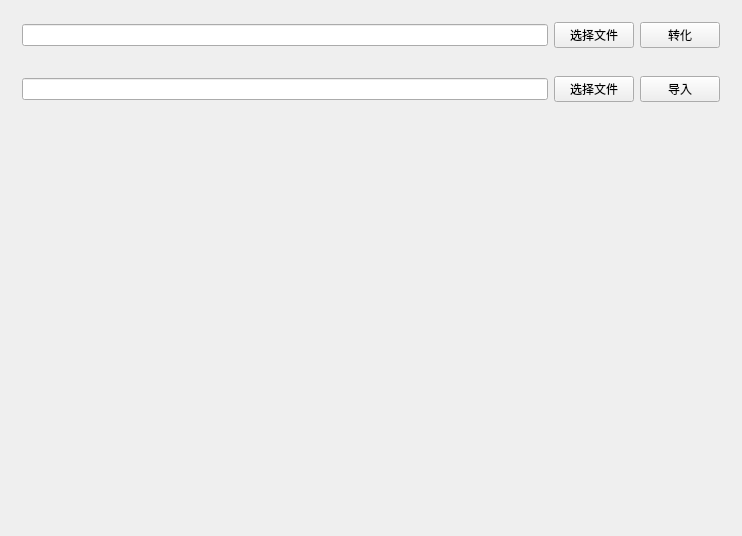
Qt form Client/GPlayer/src/SmallApp/RemWord/RemWordToolWdg.ui (gtoo8888/GPlayer) before a commit.
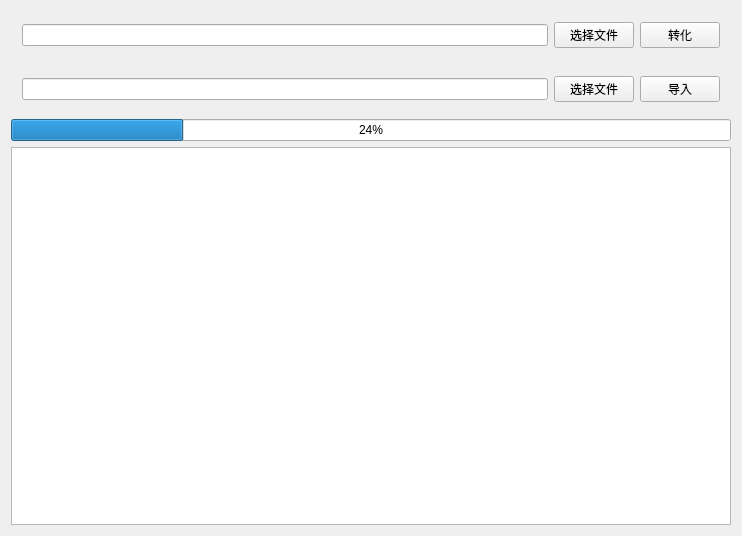
The same form after that commit.

Commit message: feat: [Client] add RemWordToolWdg word process and merge

The edit to the form file:
```diff
--- a/Client/GPlayer/src/SmallApp/RemWord/RemWordToolWdg.ui
+++ b/Client/GPlayer/src/SmallApp/RemWord/RemWordToolWdg.ui
@@ -61,17 +61,14 @@
     </widget>
    </item>
    <item>
-    <spacer name="verticalSpacer">
-     <property name="orientation">
-      <enum>Qt::Vertical</enum>
+    <widget class="QProgressBar" name="progressBar">
+     <property name="value">
+      <number>24</number>
      </property>
-     <property name="sizeHint" stdset="0">
-      <size>
-       <width>20</width>
-       <height>40</height>
-      </size>
-     </property>
-    </spacer>
+    </widget>
+   </item>
+   <item>
+    <widget class="QTextBrowser" name="textBrowser"/>
    </item>
   </layout>
  </widget>
```
Left out of the diff: 4 changed lines with no effect on the pictures. The commit also changes 20 other files.
